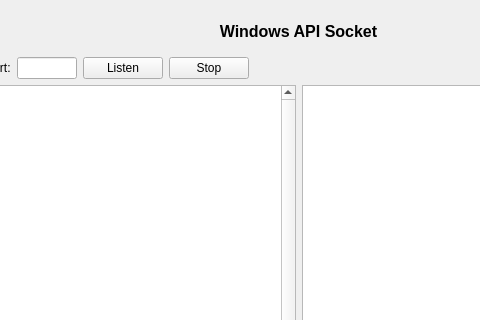
The window that QtGuiApplicationTest/QtGuiApplicationTest/MiscellaneousWinSocket.ui (xautshuanglong/QtLearningRepository) describes before a commit, drawn with Qt 5; both pictures show x 231 to 711 and y 0 to 320 of the 1059 by 810 pixel window.
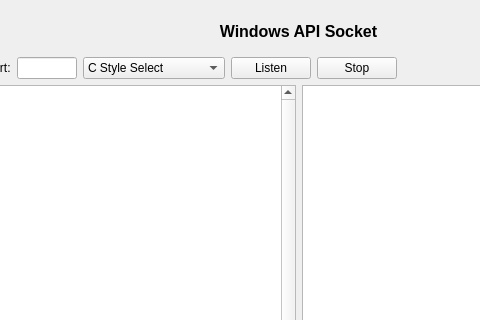
The same window after the commit.

Commit message: 增加 ServerMode 下拉菜单

What changed in the file:
```diff
--- a/QtGuiApplicationTest/QtGuiApplicationTest/MiscellaneousWinSocket.ui
+++ b/QtGuiApplicationTest/QtGuiApplicationTest/MiscellaneousWinSocket.ui
@@ -146,6 +146,42 @@
           </property>
          </widget>
         </item>
+        <item>
+         <widget class="QComboBox" name="cbServerMode">
+          <property name="sizePolicy">
+           <sizepolicy hsizetype="Maximum" vsizetype="Fixed">
+            <horstretch>0</horstretch>
+            <verstretch>0</verstretch>
+           </sizepolicy>
+          </property>
+          <property name="maximumSize">
+           <size>
+            <width>200</width>
+            <height>16777215</height>
+           </size>
+          </property>
+          <item>
+           <property name="text">
+            <string>C Style Select</string>
+           </property>
+          </item>
+          <item>
+           <property name="text">
+            <string>Win32 Select</string>
+           </property>
+          </item>
+          <item>
+           <property name="text">
+            <string>Win32 Asynchronize</string>
+           </property>
+          </item>
+          <item>
+           <property name="text">
+            <string>Complete port</string>
+           </property>
+          </item>
+         </widget>
+        </item>
         <item>
          <widget class="QPushButton" name="btnListen">
           <property name="sizePolicy">
```
The commit also changes 2 other files.
